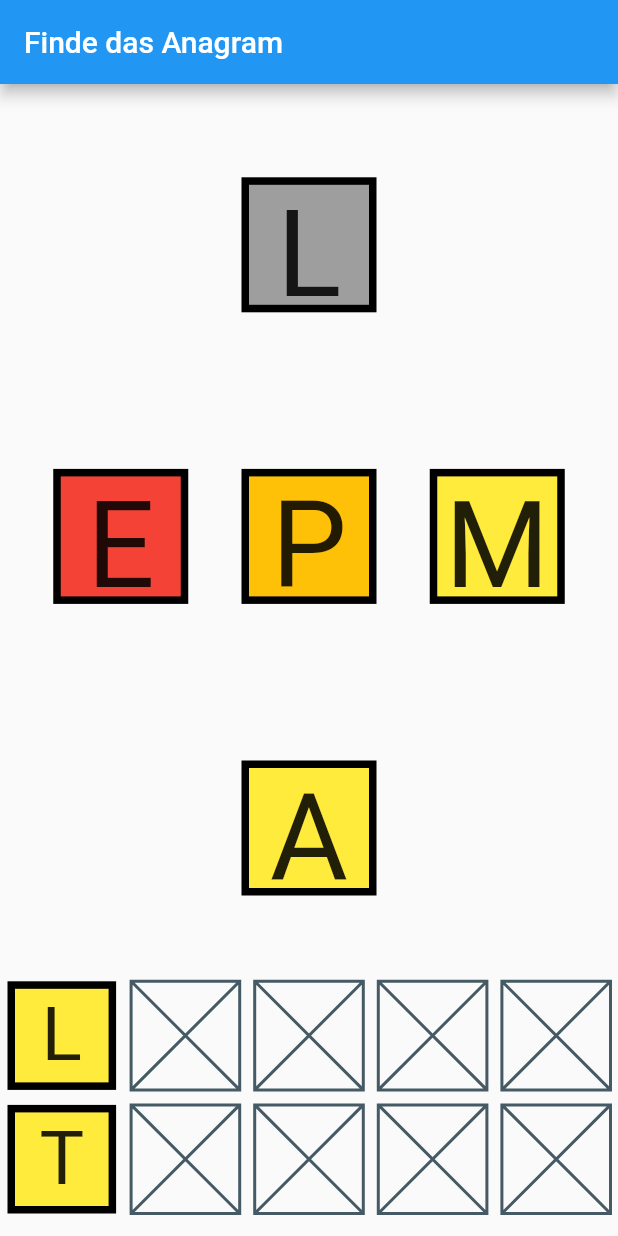
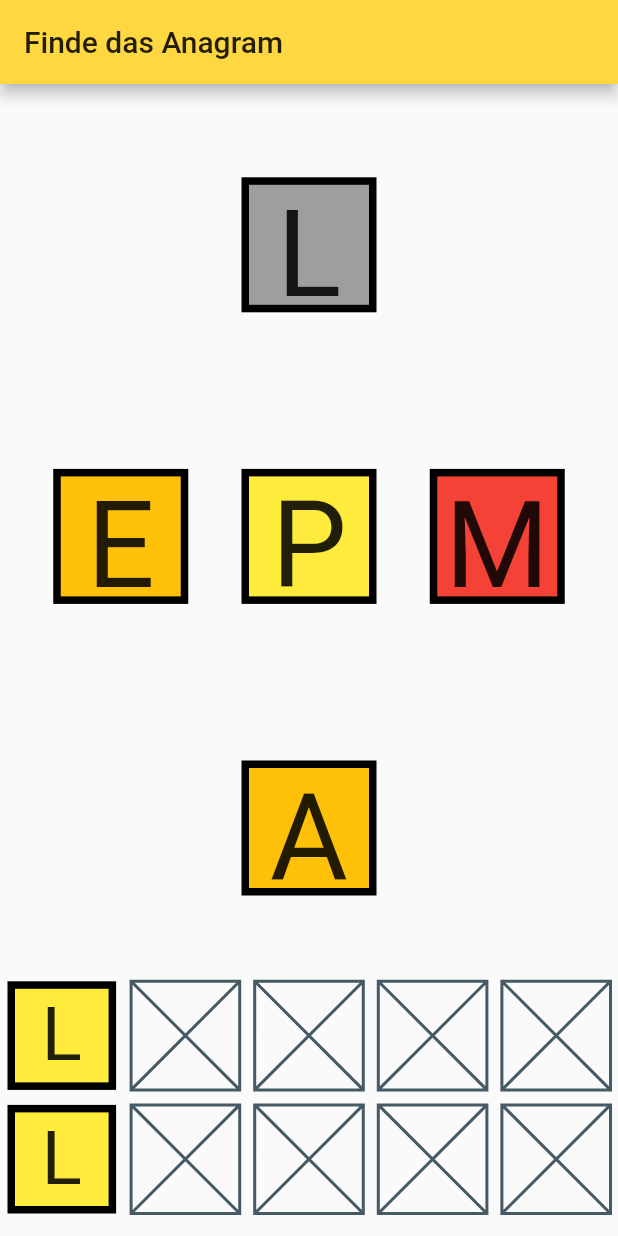
Before and after one commit to htrojan/AnagramApp, a Flutter app: the screen it shows after launch, after a tap on an icon or button, on a phone screen of 412 x 824 dp. Run offline on Flutter 3.47's test engine with Material 2 defaults, Android fonts, the phone set to English and light mode, and no system bars.

Commit message:
Added support for an arbitrary number of words per anagram

```diff
--- a/lib/LetterCanvas.dart
+++ b/lib/LetterCanvas.dart
@@ -29,9 +29,7 @@ class _LetterCanvasState extends State<LetterCanvas> {
   List<int> _boxesPerRow;
   final List<int> _letters;
 
-  _LetterCanvasState(String word) : _letters = word.runes.toList(){
-    debugPrint('Constructor was called');
-  }
+  _LetterCanvasState(String word) : _letters = word.runes.toList();
 
   @override
   void initState(){
@@ -58,7 +56,7 @@ class _LetterCanvasState extends State<LetterCanvas> {
     //Now fill the _color list
     _colors = new List();
     _rndColors.forEach((color){
-      _colors.addAll(new List.filled(maxPerRow, color));
+      _colors.addAll(new List.filled(maxPerRow-1, color));
     });
     _colors.shuffle();
   }
--- a/lib/main.dart
+++ b/lib/main.dart
@@ -6,24 +6,32 @@ void main() {
   return runApp(
       new MaterialApp(
         title: 'AnnAgram',
-        home: new Anagram(new AnagramData('Ampel', 'Lampe')),
+        home: new Anagram(new AnagramData(['Ampel', 'Lampe'], 5)),
+        theme: new ThemeData(primaryColor: Colors.amberAccent)
       )
   );
 }
 
 class AnagramData {
+  //TODO: Fix case sensitivity!
+  AnagramData(this.words, this.letterCount){
+    assert(words.length >= 2);
+    assert(words.every((word) => word.length == letterCount));
+  }
 
-  AnagramData(this.word1, this.word2);
+  final int letterCount;
+  final List<String> words;
 
-  final String word1, word2;
+  int getLetterCount() => letterCount;
+  int getNumberOfWords() => words.length;
 
-  int getLetterCount() => word1.length;
+  bool containsWord(String word)=> words.contains(word);
 }
 
 class Anagram extends StatefulWidget {
-  Anagram(this.word);
+  Anagram(this.anagram);
 
-  final AnagramData word;
+  final AnagramData anagram;
 
   @override
   _AnagramState createState() => new _AnagramState();
@@ -61,15 +69,17 @@ class _AnagramState extends State<Anagram> {
 
             children: <Widget>[
               new Expanded(
-                child: new LetterCanvas(widget.word.word1, (content, color){
+                child: new LetterCanvas(widget.anagram.words[0], (content, color){
                   debugPrint(new String.fromCharCode(content) + ' Pressed');
                   _addToSelection(new String.fromCharCode(content).toUpperCase(), color);
                 }),
-                  key: new ObjectKey(widget.word.word1),
-              ),
-              new WordBox.fullEntry(widget.word.getLetterCount(), _currentSelection),
-              new WordBox.fullEntry(widget.word.getLetterCount(), [const LetterEntry(Colors.yellow, 'T')])
-            ],
+                  key: new ObjectKey(widget.anagram.words[0]),
+              )
+
+            ]..addAll(new List<Widget>.generate(widget.anagram.words.length, (index){
+              debugPrint('Wordbox added!');
+              return new WordBox.fullEntry(widget.anagram.getLetterCount(), _currentSelection);
+            })),
 
           ),
 
```
